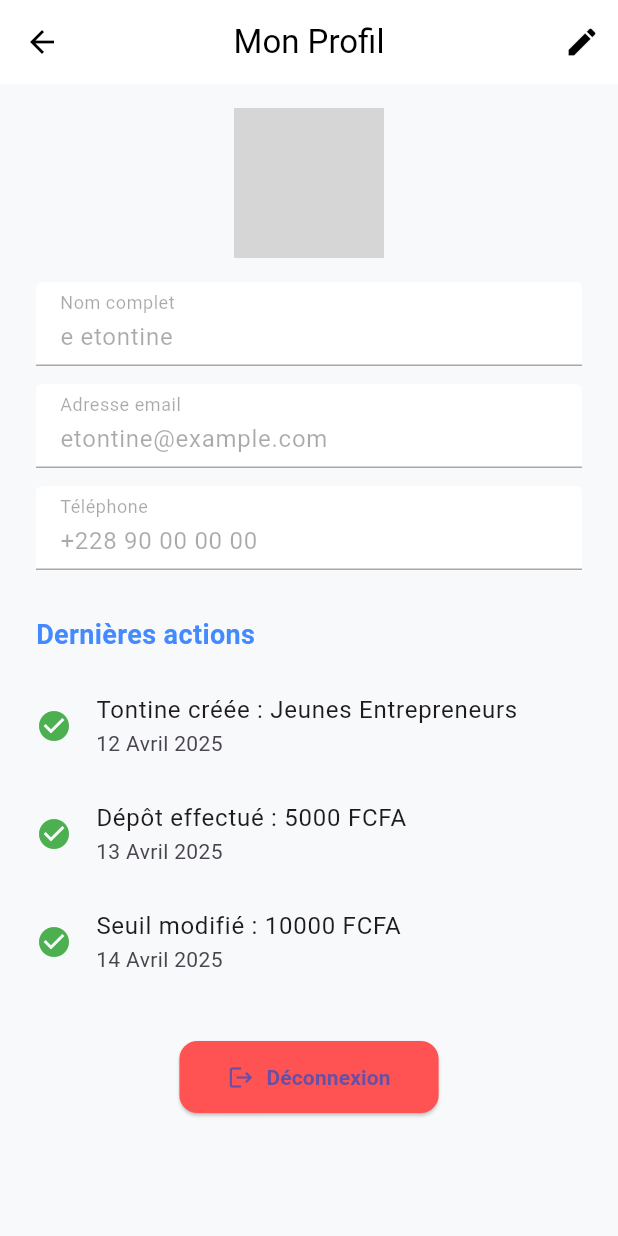
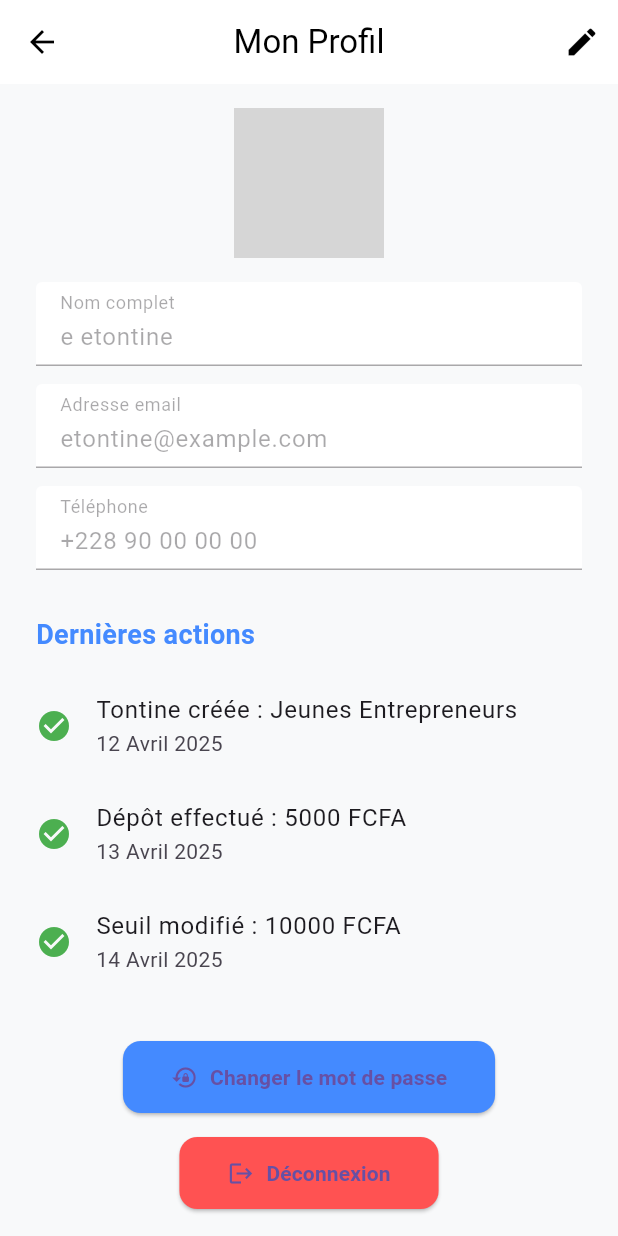
Before and after one commit to joel710/entontine, a Flutter app: the ProfilScreen screen opened by its route, on a phone screen of 412 x 824 dp. Run offline on Flutter 3.47's test engine with Material 3 defaults, Android fonts, the phone set to English and light mode, and no system bars; Roboto replaces fonts that are missing (Sans); grey boxes are pictures that could not be loaded.

Commit message:
Ajustement au niveau des buttons de la page de profil

```diff
--- a/lib/profile.dart
+++ b/lib/profile.dart
@@ -46,9 +46,7 @@ class _ProfilScreenState extends State<ProfilScreen> {
             // Photo de profil
             CircleAvatar(
               radius: 50,
-              backgroundImage: AssetImage(
-                'assets/images/avatar.png',
-              ), // à remplacer par la vraie photo
+              backgroundImage: AssetImage('assets/images/avatar.png'),
             ),
             SizedBox(height: 16),
 
@@ -96,6 +94,25 @@ class _ProfilScreenState extends State<ProfilScreen> {
             _actionTile("Dépôt effectué : 5000 FCFA", "13 Avril 2025"),
             _actionTile("Seuil modifié : 10000 FCFA", "14 Avril 2025"),
             SizedBox(height: 30),
+
+            ElevatedButton.icon(
+              onPressed: () {
+                Navigator.pushNamed(context, '/changer_mot_de_passe');
+              },
+              style: ElevatedButton.styleFrom(
+                backgroundColor: Colors.blueAccent,
+                padding: EdgeInsets.symmetric(horizontal: 32, vertical: 14),
+                shape: RoundedRectangleBorder(
+                  borderRadius: BorderRadius.circular(12),
+                ),
+              ),
+              icon: Icon(Icons.lock_reset),
+              label: Text(
+                "Changer le mot de passe",
+                style: TextStyle(fontWeight: FontWeight.bold),
+              ),
+            ),
+            SizedBox(height: 16),
 
             // Déconnexion
             ElevatedButton.icon(
```
